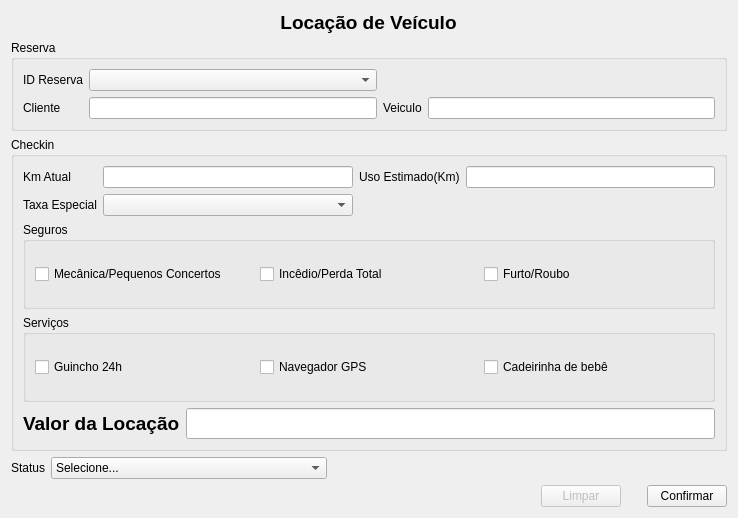
First picture: the form in ui/ui_locacao.ui, repository adaiasreis/Projeto, before the edit.
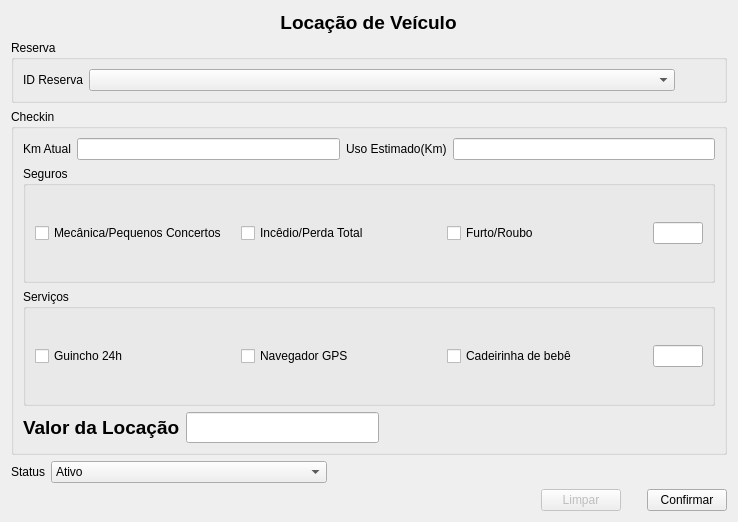
Second picture: the form after the edit.

```diff
--- a/ui/ui_locacao.ui
+++ b/ui/ui_locacao.ui
@@ -7,7 +7,7 @@
     <x>0</x>
     <y>0</y>
     <width>738</width>
-    <height>518</height>
+    <height>522</height>
    </rect>
   </property>
   <property name="windowTitle">
@@ -57,46 +57,47 @@
        <layout class="QGridLayout" name="gridLayout_4">
         <item row="0" column="0">
          <layout class="QGridLayout" name="gridLayout">
-          <item row="1" column="0">
-           <widget class="QLabel" name="label_21">
-            <property name="text">
-             <string>Cliente</string>
-            </property>
-           </widget>
-          </item>
           <item row="0" column="0">
            <widget class="QLabel" name="label_20">
+            <property name="sizePolicy">
+             <sizepolicy hsizetype="Fixed" vsizetype="Preferred">
+              <horstretch>0</horstretch>
+              <verstretch>0</verstretch>
+             </sizepolicy>
+            </property>
             <property name="text">
              <string>ID Reserva</string>
             </property>
            </widget>
           </item>
           <item row="0" column="1">
-           <widget class="QComboBox" name="comboId"/>
-          </item>
-          <item row="1" column="3">
-           <widget class="QLineEdit" name="campVei">
-            <property name="readOnly">
-             <bool>true</bool>
-            </property>
-           </widget>
-          </item>
-          <item row="1" column="2">
-           <widget class="QLabel" name="label_22">
-            <property name="text">
-             <string>Veiculo</string>
-            </property>
-           </widget>
-          </item>
-          <item row="1" column="1">
-           <widget class="QLineEdit" name="campCli">
-            <property name="readOnly">
-             <bool>true</bool>
+           <widget class="QComboBox" name="comboId">
+            <property name="sizePolicy">
+             <sizepolicy hsizetype="Preferred" vsizetype="Fixed">
+              <horstretch>0</horstretch>
+              <verstretch>0</verstretch>
+             </sizepolicy>
             </property>
            </widget>
           </item>
          </layout>
         </item>
+        <item row="0" column="1">
+         <spacer name="horizontalSpacer_2">
+          <property name="orientation">
+           <enum>Qt::Horizontal</enum>
+          </property>
+          <property name="sizeType">
+           <enum>QSizePolicy::Preferred</enum>
+          </property>
+          <property name="sizeHint" stdset="0">
+           <size>
+            <width>40</width>
+            <height>20</height>
+           </size>
+          </property>
+         </spacer>
+        </item>
        </layout>
       </widget>
      </item>
@@ -160,23 +161,6 @@
             </property>
            </widget>
           </item>
-          <item row="1" column="0">
-           <widget class="QLabel" name="label_9">
-            <property name="text">
-             <string>Taxa Especial</string>
-            </property>
-           </widget>
-          </item>
-          <item row="1" column="1">
-           <widget class="QComboBox" name="comboTaxas">
-            <property name="sizePolicy">
-             <sizepolicy hsizetype="Preferred" vsizetype="Fixed">
-              <horstretch>0</horstretch>
-              <verstretch>0</verstretch>
-             </sizepolicy>
-            </property>
-           </widget>
-          </item>
          </layout>
         </item>
         <item row="1" column="0">
@@ -219,6 +203,22 @@
                  </property>
                 </widget>
                </item>
+               <item>
+                <widget class="QLineEdit" name="campCheckSeg">
+                 <property name="sizePolicy">
+                  <sizepolicy hsizetype="Fixed" vsizetype="Fixed">
+                   <horstretch>0</horstretch>
+                   <verstretch>0</verstretch>
+                  </sizepolicy>
+                 </property>
+                 <property name="maximumSize">
+                  <size>
+                   <width>50</width>
+                   <height>16777215</height>
+                  </size>
+                 </property>
+                </widget>
+               </item>
               </layout>
              </item>
             </layout>
@@ -256,6 +256,22 @@
                  </property>
                 </widget>
                </item>
+               <item>
+                <widget class="QLineEdit" name="campCheckSer">
+                 <property name="sizePolicy">
+                  <sizepolicy hsizetype="Fixed" vsizetype="Fixed">
+                   <horstretch>0</horstretch>
+                   <verstretch>0</verstretch>
+                  </sizepolicy>
+                 </property>
+                 <property name="maximumSize">
+                  <size>
+                   <width>50</width>
+                   <height>16777215</height>
+                  </size>
+                 </property>
+                </widget>
+               </item>
               </layout>
              </item>
             </layout>
@@ -267,6 +283,12 @@
          <layout class="QHBoxLayout" name="horizontalLayout_8">
           <item>
            <widget class="QLabel" name="label_13">
+            <property name="sizePolicy">
+             <sizepolicy hsizetype="Fixed" vsizetype="Fixed">
+              <horstretch>0</horstretch>
+              <verstretch>0</verstretch>
+             </sizepolicy>
+            </property>
             <property name="text">
              <string>&lt;html&gt;&lt;head/&gt;&lt;body&gt;&lt;p&gt;&lt;span style=&quot; font-size:14pt; font-weight:600;&quot;&gt;Valor da Locação&lt;/span&gt;&lt;/p&gt;&lt;/body&gt;&lt;/html&gt;</string>
             </property>
@@ -274,6 +296,12 @@
           </item>
           <item>
            <widget class="QLineEdit" name="campValorPagar">
+            <property name="sizePolicy">
+             <sizepolicy hsizetype="Preferred" vsizetype="Fixed">
+              <horstretch>0</horstretch>
+              <verstretch>0</verstretch>
+             </sizepolicy>
+            </property>
             <property name="font">
              <font>
               <pointsize>14</pointsize>
@@ -281,11 +309,30 @@
               <bold>true</bold>
              </font>
             </property>
+            <property name="cursorPosition">
+             <number>0</number>
+            </property>
             <property name="readOnly">
              <bool>true</bool>
             </property>
            </widget>
           </item>
+          <item>
+           <spacer name="horizontalSpacer">
+            <property name="orientation">
+             <enum>Qt::Horizontal</enum>
+            </property>
+            <property name="sizeType">
+             <enum>QSizePolicy::Expanding</enum>
+            </property>
+            <property name="sizeHint" stdset="0">
+             <size>
+              <width>40</width>
+              <height>20</height>
+             </size>
+            </property>
+           </spacer>
+          </item>
          </layout>
         </item>
        </layout>
@@ -310,18 +357,13 @@
         </widget>
        </item>
        <item>
-        <widget class="QComboBox" name="comboStatusL">
+        <widget class="QComboBox" name="comboStatus">
          <property name="sizePolicy">
           <sizepolicy hsizetype="Preferred" vsizetype="Preferred">
            <horstretch>0</horstretch>
            <verstretch>0</verstretch>
           </sizepolicy>
          </property>
-         <item>
-          <property name="text">
-           <string>Selecione...</string>
-          </property>
-         </item>
          <item>
           <property name="text">
            <string>Ativo</string>
```
